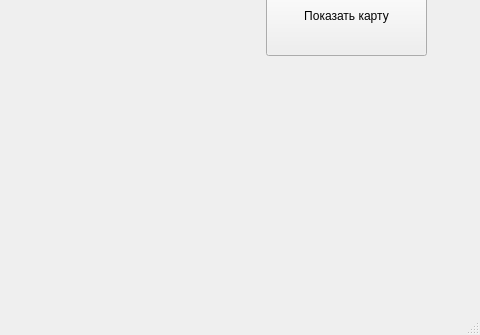
DanyQ89/http_tasks, file big_project/map_ui.ui: the form before one commit; both pictures show x 144 to 624 and y 265 to 600 of the 624 by 600 pixel window.
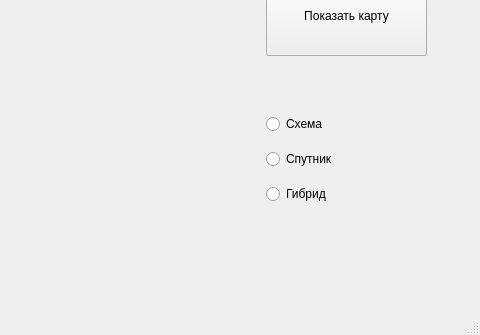
The form after the commit.

```diff
--- a/big_project/map_ui.ui
+++ b/big_project/map_ui.ui
@@ -99,6 +99,39 @@
      </rect>
     </property>
    </widget>
+   <widget class="QWidget" name="verticalLayoutWidget">
+    <property name="geometry">
+     <rect>
+      <x>410</x>
+      <y>370</y>
+      <width>151</width>
+      <height>111</height>
+     </rect>
+    </property>
+    <layout class="QVBoxLayout" name="radio_group">
+     <item>
+      <widget class="QRadioButton" name="radio_map">
+       <property name="text">
+        <string>Схема</string>
+       </property>
+      </widget>
+     </item>
+     <item>
+      <widget class="QRadioButton" name="radio_sputnik">
+       <property name="text">
+        <string>Спутник</string>
+       </property>
+      </widget>
+     </item>
+     <item>
+      <widget class="QRadioButton" name="radio_hybrid">
+       <property name="text">
+        <string>Гибрид</string>
+       </property>
+      </widget>
+     </item>
+    </layout>
+   </widget>
   </widget>
   <widget class="QMenuBar" name="menubar">
    <property name="geometry">
```
